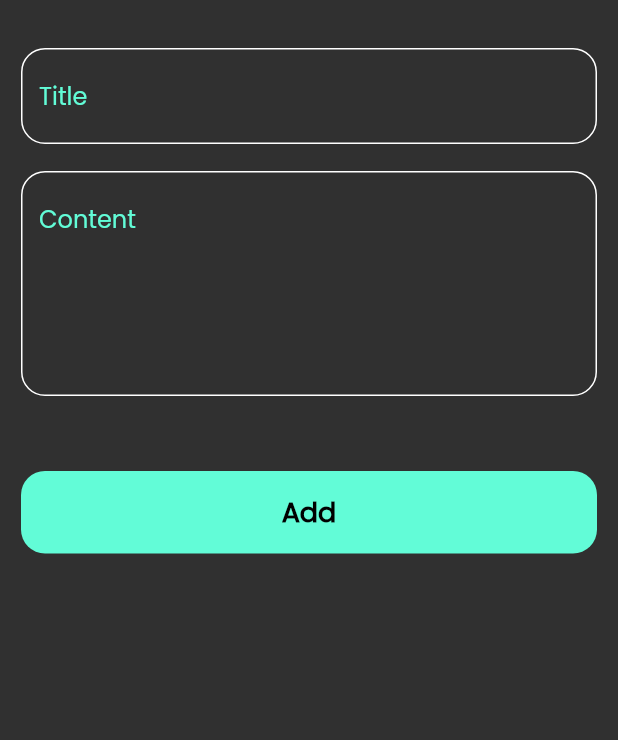
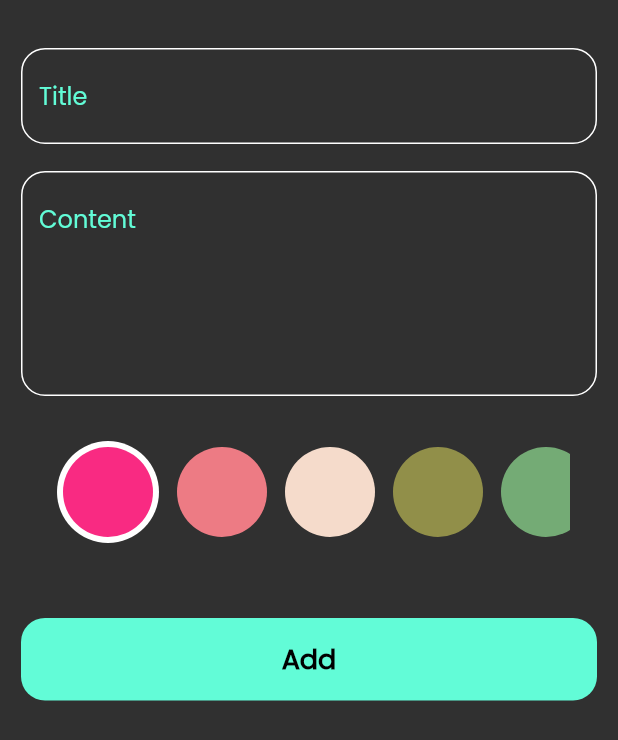
Before and after one commit to mohamed-seiam/notes_app, a Flutter app: the AddNoteForm widget shown alone on an empty page, opened directly, on a phone screen of 412 x 824 dp. Shown: the top 740 px of the screen. Run offline on Flutter 3.47's test engine with Material 2 defaults, Android fonts, the phone set to English and light mode, and no system bars; our stand-ins replace flutter_bloc, font_awesome_flutter, hive, hive_flutter; accounts and stored records are empty.

Commit message:
EditNote editColor Done

```diff
--- a/lib/constant.dart
+++ b/lib/constant.dart
@@ -2,3 +2,11 @@ import 'package:flutter/material.dart';
 
 const kPrimaryColor = Color(0xff62FCD7);
 const kNoteBox = 'notes_box';
+
+List<Color> colors = const [
+  Color(0xffF92A82),
+  Color(0xffED7B84),
+  Color(0xffF5DBCB),
+  Color(0xff918F49),
+  Color(0xff74AB75),
+];
--- a/lib/cubits/add_note_cubit/note_cubit.dart
+++ b/lib/cubits/add_note_cubit/note_cubit.dart
@@ -1,3 +1,5 @@
+import 'dart:ui';
+
 import 'package:flutter_bloc/flutter_bloc.dart';
 import 'package:hive_flutter/adapters.dart';
 import 'package:notes_app/constant.dart';
@@ -7,9 +9,12 @@ import 'package:notes_app/models/note_model.dart';
 class AddNotesCubit extends Cubit<AddNoteStates> {
   AddNotesCubit() : super(AddNoteInitialState());
 
+  Color color = const Color(0xffF92A82);
+
   addNote(NoteModel noteModel) async {
+    noteModel.color = color.value;
+    emit(AddNoteLoadingState());
     try {
-      emit(AddNoteLoadingState());
       var notesBox = Hive.box<NoteModel>(kNoteBox);
       await notesBox.add(noteModel);
       emit(AddNoteSuccessState());
--- a/lib/views/edit_view_body.dart
+++ b/lib/views/edit_view_body.dart
@@ -3,6 +3,7 @@ import 'package:flutter_bloc/flutter_bloc.dart';
 import 'package:notes_app/cubits/get_notes_cubit/get_notes_cubit.dart';
 import 'package:notes_app/views/widgets/custom_appbar.dart';
 import 'package:notes_app/views/widgets/custom_text_field.dart';
+import 'package:notes_app/views/widgets/edit_note_color_list.dart';
 
 import '../models/note_model.dart';
 
@@ -51,6 +52,9 @@ class _EditViewBodyState extends State<EditViewBody> {
                  content = value;
                },
              ),
+            const SizedBox(height: 30,),
+
+            EditViewBodyColorList(note: widget.noteModel,),
           ],
         ),
       ),
--- a/lib/views/widgets/add_note_form.dart
+++ b/lib/views/widgets/add_note_form.dart
@@ -4,6 +4,7 @@ import 'package:intl/intl.dart';
 import 'package:notes_app/cubits/add_note_cubit/note_cubit.dart';
 import 'package:notes_app/cubits/add_note_cubit/note_states.dart';
 import 'package:notes_app/models/note_model.dart';
+import 'package:notes_app/views/widgets/color_item.dart';
 
 import 'custom_button.dart';
 import 'custom_text_field.dart';
@@ -55,6 +56,10 @@ class _AddNoteFormState extends State<AddNoteForm> {
               },
             ),
             const SizedBox(
+              height: 30.0,
+            ),
+            const ColorListItem(),
+            const SizedBox(
               height: 50,
             ),
             BlocBuilder<AddNotesCubit,AddNoteStates>(
--- /dev/null
+++ b/lib/views/widgets/color_item.dart
@@ -0,0 +1,68 @@
+import 'package:flutter/material.dart';
+import 'package:flutter_bloc/flutter_bloc.dart';
+import 'package:notes_app/cubits/add_note_cubit/note_cubit.dart';
+
+import '../../constant.dart';
+
+class ColorItem extends StatelessWidget {
+  const ColorItem({Key? key, required this.isActive, required this.color}) : super(key: key);
+  final bool isActive ;
+  final Color color;
+  @override
+  Widget build(BuildContext context) {
+    return isActive ?  CircleAvatar(
+      radius: 34,
+      backgroundColor: Colors.white,
+      child: CircleAvatar(
+        radius: 30,
+        backgroundColor: color,
+      ),
+    ) :  CircleAvatar(
+      radius: 30,
+      backgroundColor: color,
+    );
+  }
+}
+
+class ColorListItem extends StatefulWidget {
+  const ColorListItem ({Key? key}) : super(key: key);
+
+  @override
+  State<ColorListItem> createState() => _ColorListItemState();
+}
+
+class _ColorListItemState extends State<ColorListItem> {
+
+  int currentIndex = 0 ;
+  @override
+  Widget build(BuildContext context) {
+    return Padding(
+      padding: const EdgeInsets.symmetric(horizontal: 18),
+      child: SizedBox(
+        height: 34*2,
+        child: ListView.builder(
+          itemCount: colors.length,
+          scrollDirection: Axis.horizontal,
+          itemBuilder: (context,index){
+            return  Padding(
+              padding: const EdgeInsets.symmetric(horizontal: 6.0),
+              child:  GestureDetector(
+                onTap: (){
+                  currentIndex = index;
+                  BlocProvider.of<AddNotesCubit>(context).color = colors[index];
+                  setState(() {
+
+                  });
+                },
+                child: ColorItem(
+                  color: colors[index],
+                  isActive: currentIndex == index,
+                ),
+              ),
+            );
+          },
+        ),
+      ),
+    );
+  }
+}
```
Also changed, not shown: lib/views/widgets/edit_note_color_list.dart (added, +52 -0 lines).
